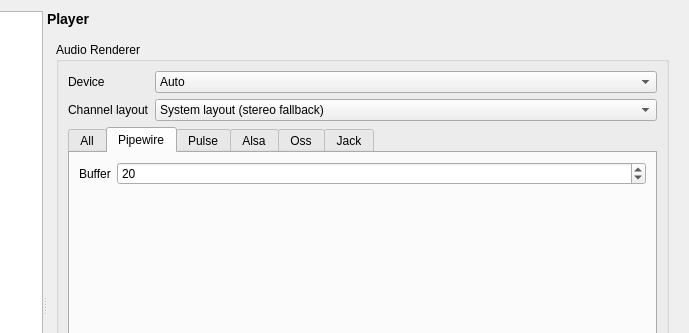
Old version of the form src/settingswindow.ui in the repository mpc-qt/mpc-qt; both pictures show x 207 to 896 and y 0 to 333 of the 896 by 638 pixel window.
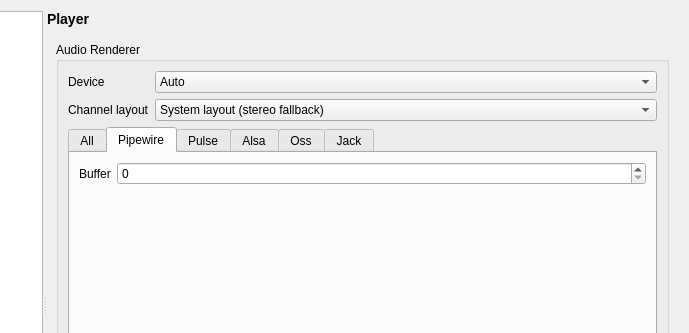
New version of the form. The open tabs and pages were chosen to show the change.

Commit message:
settingswindow: Let pipewire set its own buffer and reduce pulse buffer
The special "0" setting means that the default pipewire system buffer
settings are used. This is the default mpv behavior (from 20 ms) since
0.36.

The pulse buffer was also reduced to 100 ms (from 250 ms) in mpv 0.29.

Link: https://github.com/mpv-player/mpv/commit/cb6b4af1d7711e31b1a58d3771f779fbd5079351 (pipewire)
Link: https://github.com/mpv-player/mpv/commit/66810c155030883231cbfed3a83093e21c69d9b8 (pulse)

```diff
--- a/src/settingswindow.ui
+++ b/src/settingswindow.ui
@@ -5872,13 +5872,13 @@
                      <bool>true</bool>
                     </property>
                     <property name="minimum">
-                     <number>1</number>
+                     <number>0</number>
                     </property>
                     <property name="maximum">
                      <number>2000</number>
                     </property>
                     <property name="value">
-                     <number>20</number>
+                     <number>0</number>
                     </property>
                    </widget>
                   </item>
```
Left out of the diff: 2 changed lines with no effect on the pictures.
